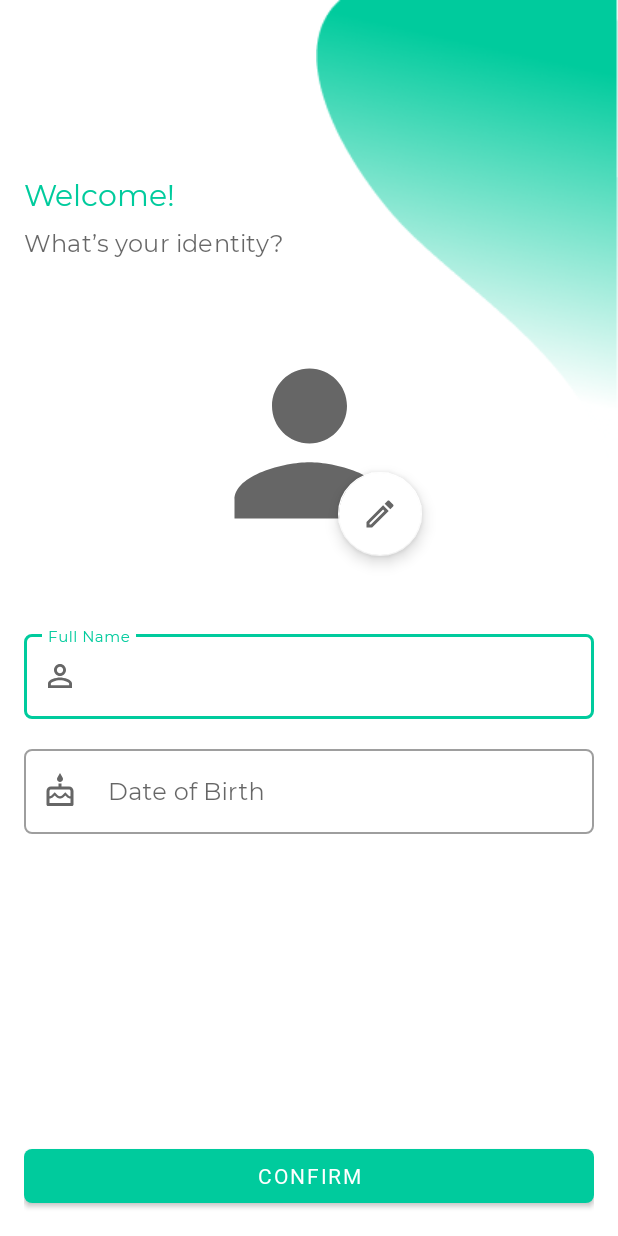
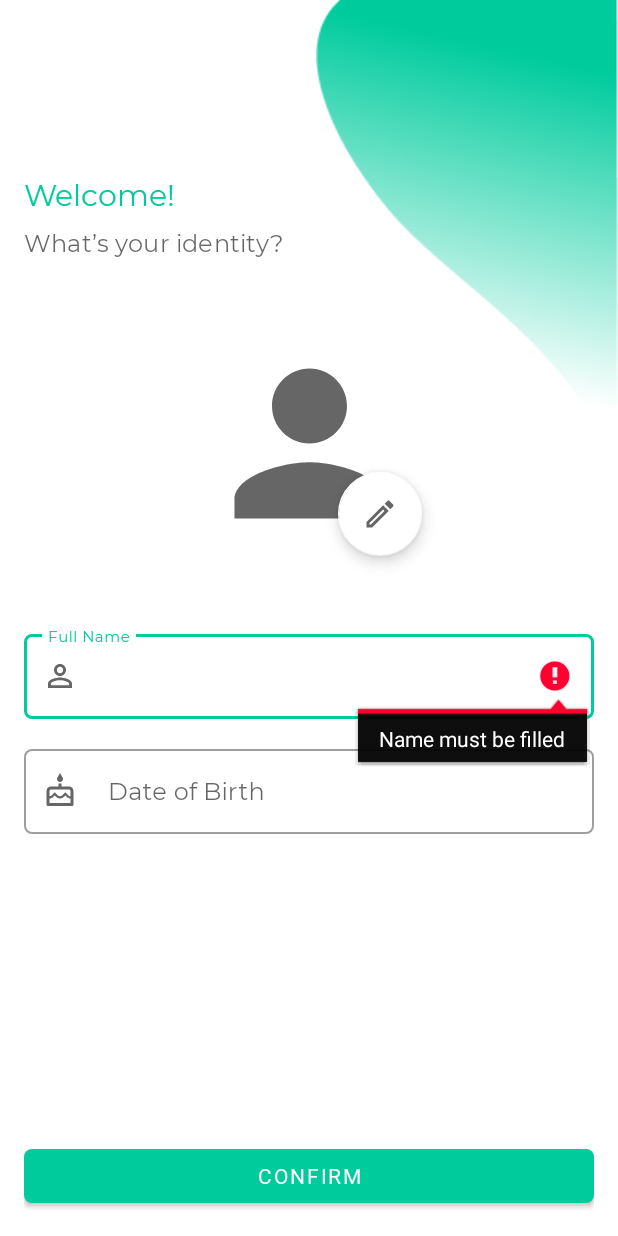
Before and after one commit to 171112542/ta, an Android app: the fragment RegistrationFragment shown on its own in the app's theme, after a tap on "CONFIRM", on a phone screen of 412 x 824 dp. Run offline under Robolectric (Android 15) with nearby library versions, the phone set to English and light mode, and no system bars; our stand-ins replace Dagger/Hilt's generated code.

Commit message:
Add registration error validation, dagger hilt for injection, utils
Signed-off-by: syntialai <53588149+syntialai@users.noreply.github.com>

```diff
--- a/app/src/main/java/com/mobile/ta/config/Constants.kt
+++ b/app/src/main/java/com/mobile/ta/config/Constants.kt
@@ -6,4 +6,12 @@ object Constants {
      * Date Patterns
      */
     const val DD_MMMM_YYYY = "dd MMMM yyyy"
+
+    /**
+     * Error messages
+     */
+    const val NAME = "Name"
+    const val DATE_OF_BIRTH = "Date of Birth"
+
+    fun getEmptyErrorMessage(data: String) = "$data must be filled"
 }
--- a/app/src/main/java/com/mobile/ta/ui/login/RegistrationFragment.kt
+++ b/app/src/main/java/com/mobile/ta/ui/login/RegistrationFragment.kt
@@ -8,24 +8,33 @@ import android.provider.MediaStore
 import android.view.LayoutInflater
 import android.view.View
 import android.view.ViewGroup
+import androidx.core.widget.doOnTextChanged
 import androidx.fragment.app.Fragment
+import androidx.fragment.app.viewModels
 import androidx.navigation.fragment.findNavController
 import com.google.android.material.datepicker.MaterialDatePicker
+import com.google.android.material.textfield.TextInputEditText
 import com.mobile.ta.R
 import com.mobile.ta.config.Constants
 import com.mobile.ta.databinding.FragmentRegistrationBinding
 import com.mobile.ta.utils.FileUtil
+import com.mobile.ta.utils.text
 import com.mobile.ta.utils.toDateString
+import com.mobile.ta.viewmodel.login.RegistrationViewModel
+import dagger.hilt.android.AndroidEntryPoint
 
-
+@AndroidEntryPoint
 class RegistrationFragment : Fragment() {
 
     companion object {
         private const val PROFILE_PICTURE_REQUEST_CODE = 1
+        private const val INPUT_BIRTH_DATE_TAG = "INPUT BIRTH DATE"
     }
 
     private lateinit var binding: FragmentRegistrationBinding
     private lateinit var birthDatePicker: MaterialDatePicker<Long>
+
+    private val viewModel: RegistrationViewModel by viewModels()
 
     override fun onCreateView(
         inflater: LayoutInflater, container: ViewGroup?, savedInstanceState: Bundle?
@@ -37,10 +46,13 @@ class RegistrationFragment : Fragment() {
                 openGallery()
             }
             buttonSubmitRegistrationForm.setOnClickListener {
-                // TODO: Call viewmodel to submit data
-                goToHome()
+                validate()
+            }
+            editTextFullName.doOnTextChanged { _, _, _, _ ->
+                validateName()
             }
         }
+        setupBirthDateEditText()
         return binding.root
     }
 
@@ -73,8 +85,21 @@ class RegistrationFragment : Fragment() {
 
     private fun setProfilePicture(picture: Bitmap?) {
         picture?.let {
-            // TODO: Call viewmodel to set bitmap
+            viewModel.setProfilePicture(it)
             binding.imageViewEditProfilePicture.setImageBitmap(it)
+        }
+    }
+
+    private fun setupBirthDateEditText() {
+        with(binding.editTextDateOfBirth) {
+            setOnTouchListener { view, _ ->
+                view.performClick()
+                birthDatePicker.show(parentFragmentManager, INPUT_BIRTH_DATE_TAG)
+                true
+            }
+            doOnTextChanged { _, _, _, _ ->
+                validateDateOfBirth()
+            }
         }
     }
 
@@ -88,4 +113,34 @@ class RegistrationFragment : Fragment() {
             )
         }
     }
+
+    private fun validate() {
+        with(binding) {
+            val name = editTextFullName.text()
+            val dateOfBirth = editTextDateOfBirth.text()
+
+            if (validateName() && validateDateOfBirth()) {
+                // TODO: Call view model to set data
+                goToHome()
+            }
+        }
+    }
+
+    private fun validateDateOfBirth() =
+        validateEditText(binding.editTextDateOfBirth, Constants.DATE_OF_BIRTH)
+
+    private fun validateName() = validateEditText(binding.editTextFullName, Constants.NAME)
+
+    private fun validateEditText(editText: TextInputEditText, errorObject: String): Boolean {
+        var isError = true
+        val text = editText.text()
+        editText.error = when {
+            text.isBlank() -> Constants.getEmptyErrorMessage(errorObject)
+            else -> {
+                isError = false
+                null
+            }
+        }
+        return isError.not()
+    }
 }
--- a/app/src/main/java/com/mobile/ta/utils/ExtensionUtil.kt
+++ b/app/src/main/java/com/mobile/ta/utils/ExtensionUtil.kt
@@ -1,7 +1,16 @@
 package com.mobile.ta.utils
 
+import android.widget.EditText
+import android.widget.TextView
 import java.text.SimpleDateFormat
 import java.util.Locale
+
+/**
+ * View Helper
+ */
+fun EditText.text() = this.text.toString()
+
+fun TextView.text() = this.text.toString()
 
 /**
  * Date Time Converter
--- a/build.gradle
+++ b/build.gradle
@@ -7,6 +7,8 @@ buildscript {
         appCompatVersion = "1.2.0"
         constraintLayoutVersion = "2.0.4"
         navVersion = "2.3.2"
+        hiltVersion = "2.29.1-alpha"
+        hiltViewModelVersion = "1.0.0-alpha02"
     }
     repositories {
         google()
@@ -16,6 +18,7 @@ buildscript {
         classpath "com.android.tools.build:gradle:$gradleVersion"
         classpath "org.jetbrains.kotlin:kotlin-gradle-plugin:$kotlinVersion"
         classpath "androidx.navigation:navigation-safe-args-gradle-plugin:$navVersion"
+        classpath "com.google.dagger:hilt-android-gradle-plugin:$hiltVersion"
     }
 }
 
```
Also changed, not shown: app/build.gradle (+9 -0 lines), app/src/main/java/com/mobile/ta/viewmodel/login/RegistrationViewModel.kt (+16 -2 lines).
